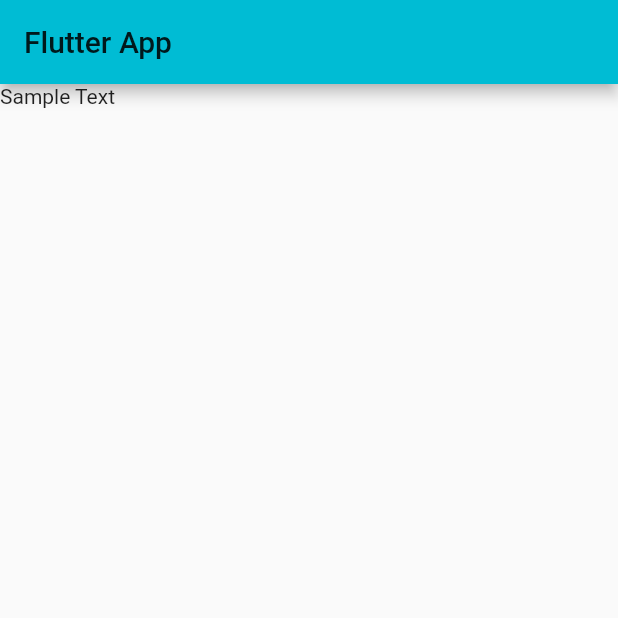
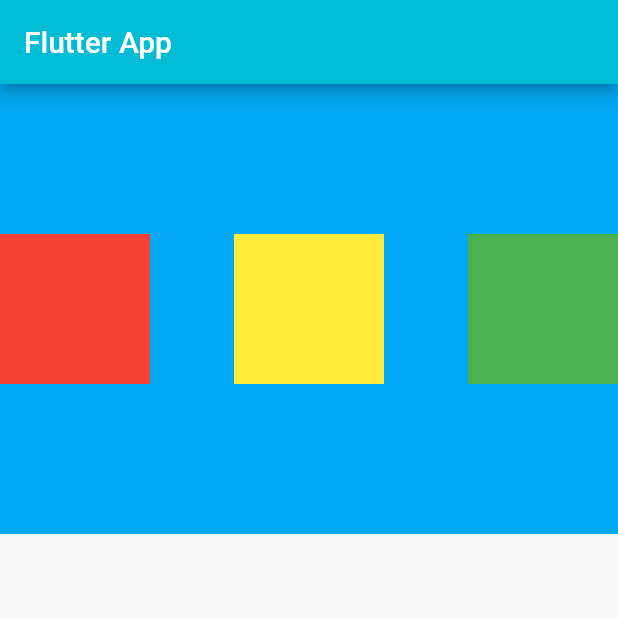
Before and after one commit to shasankkumar9/HelloFlutter, a Flutter app: the screen it shows after launch, on a phone screen of 412 x 824 dp, the top half of it. Run offline on Flutter 3.47's test engine with Material 2 defaults, Android fonts, the phone set to English and light mode, and no system bars.

Commit message:
ch#2 complete

```diff
--- a/lib/main.dart
+++ b/lib/main.dart
@@ -3,9 +3,7 @@ import 'package:flutter/material.dart';
 void main() {
   runApp(MaterialApp(
     home: HomePage(),
-    theme: ThemeData(
-      primarySwatch : Colors.cyan
-    ),
+    theme: ThemeData(primarySwatch: Colors.cyan),
   ));
 }
 
@@ -14,10 +12,41 @@ class HomePage extends StatelessWidget {
   Widget build(BuildContext context) {
     return Scaffold(
       appBar: AppBar(
-        title: Text("Flutter App"),
+        title: Text("Flutter App",style: TextStyle(
+          color: Colors.white,
+        ),),
       ),
       body: Container(
-        child: Text("Sample Text"),
+        color: Colors.lightBlue,
+        height: 300,
+        child: Row(
+          mainAxisAlignment: MainAxisAlignment.spaceBetween,
+          crossAxisAlignment: CrossAxisAlignment.center,
+          mainAxisSize: MainAxisSize.max,
+          children: <Widget>[
+        Container(
+          padding: const EdgeInsets.all(8),
+          width: 100,
+          height: 100,
+          color: Colors.red,
+          alignment: Alignment.center,
+        ),
+        Container(
+          padding: const EdgeInsets.all(8),
+          width: 100,
+          height: 100,
+          color: Colors.yellow,
+          alignment: Alignment.center,
+        ),
+        Container(
+          padding: const EdgeInsets.all(8),
+          width: 100,
+          height: 100,
+          color: Colors.green,
+          alignment: Alignment.center,
+        ),
+          ],
+        ),
       ),
     );
   }
```
